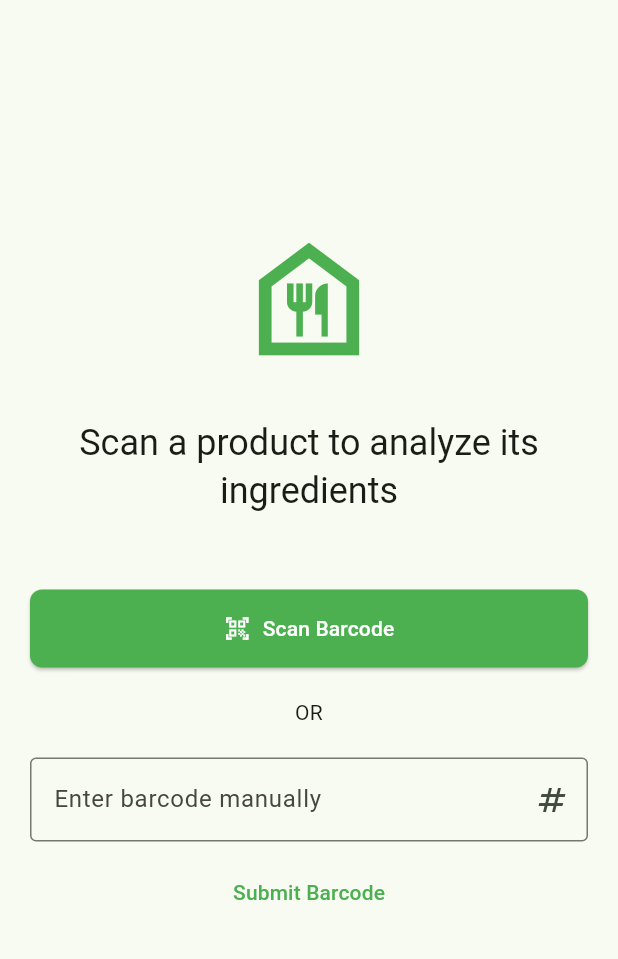
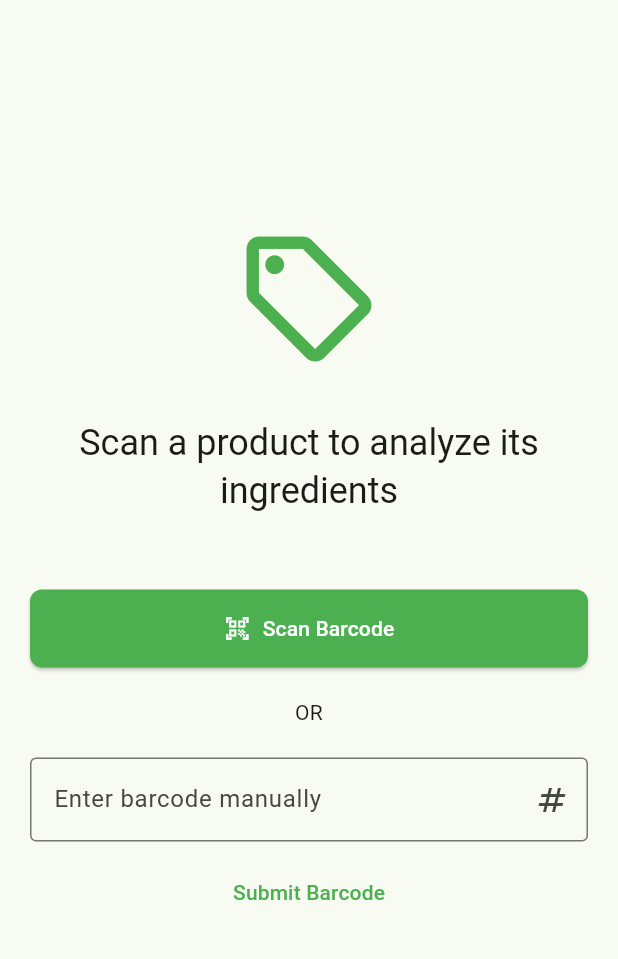
Before and after one commit to Lavande/Whats-In-It, a Flutter app: the screen it shows after launch, after a tap on "Get Started", after a tap on "Skip", on a phone screen of 412 x 824 dp, the part 84-1043 px from its top. Run offline on Flutter 3.47's test engine with Material 3 defaults, Android fonts, the light colour scheme and no system bars; our stand-ins replace flutter_spinkit, google_fonts, shared_preferences; missing offline and left inert: flutter_barcode_scanner; network calls fail.

Commit message:
optimised icons

```diff
--- a/frontend/whatsinit/lib/screens/home_screen.dart
+++ b/frontend/whatsinit/lib/screens/home_screen.dart
@@ -142,7 +142,7 @@ class _HomeScreenState extends State<HomeScreen> {
             ],
             const Spacer(),
             Icon(
-              Icons.food_bank_outlined,
+              Icons.local_offer_outlined,
               size: 100,
               color: Theme.of(context).colorScheme.primary,
             ),
--- a/frontend/whatsinit/lib/screens/onboarding_screen.dart
+++ b/frontend/whatsinit/lib/screens/onboarding_screen.dart
@@ -109,12 +109,6 @@ class _OnboardingScreenState extends State<OnboardingScreen> {
         crossAxisAlignment: CrossAxisAlignment.stretch,
         children: [
           const Spacer(flex: 2),
-          Icon(
-            Icons.health_and_safety_outlined,
-            size: 80,
-            color: Theme.of(context).colorScheme.primary,
-          ),
-          const SizedBox(height: 32),
           Text(
             "Hi 👋",
             style: Theme.of(context).textTheme.headlineMedium?.copyWith(
```
